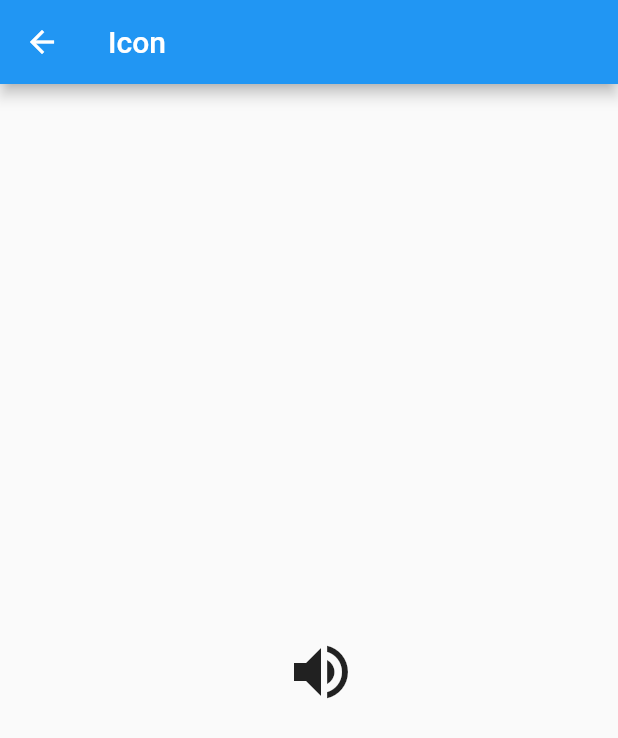
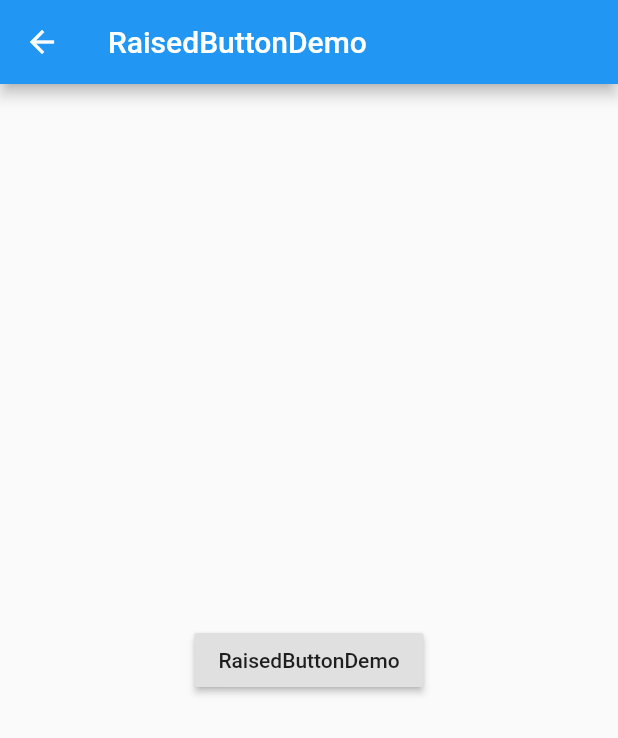
Before and after one commit to melodywei/flutter_demo, a Flutter app: the RaisedButtonDemo screen opened directly, on a phone screen of 412 x 824 dp. Shown: the top 738 px of the screen. Run offline on Flutter 3.47's test engine with Material 2 defaults, Android fonts, the phone set to English and light mode, and no system bars.

Commit message:
raised button

```diff
--- a/lib/main.dart
+++ b/lib/main.dart
@@ -1,6 +1,7 @@
 import 'package:flutter/material.dart';
 import 'package:flutter_demo/icon.dart';
 import 'package:flutter_demo/image.dart';
+import 'package:flutter_demo/raised_button.dart';
 import 'package:flutter_demo/text.dart';
 import 'package:flutter_demo/icon_button.dart';
 import 'view_type.dart';
@@ -40,6 +41,8 @@ class MyApp extends StatelessWidget {
         return IconDemo();
       case ViewType.IconButton:
         return IconButtonDemo();
+      case ViewType.RaisedButton:
+        return RaisedButtonDemo();
       default:
         break;
     }
--- a/lib/raised_button.dart
+++ b/lib/raised_button.dart
@@ -5,15 +5,14 @@ class RaisedButtonDemo extends StatelessWidget {
   Widget build(BuildContext context) {
     return Scaffold(
       appBar: AppBar(
-        title: Text('Icon'),
+        title: Text('RaisedButtonDemo'),
       ),
       body: new Center(
-        child: new IconButton(
-          icon: Icon(Icons.volume_up, size: 48.0),
-          tooltip: '按下',
+        child: new RaisedButton(
           onPressed: () {
             print('按下');
           },
+          child: new Text("RaisedButtonDemo"),
         ),
       ),
     );
```
